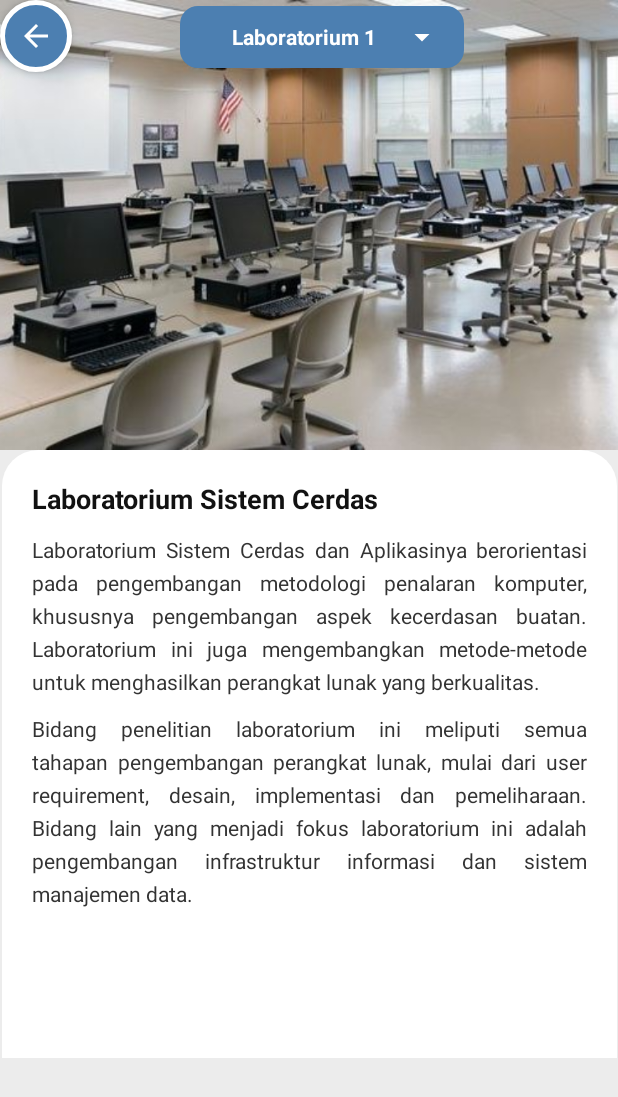
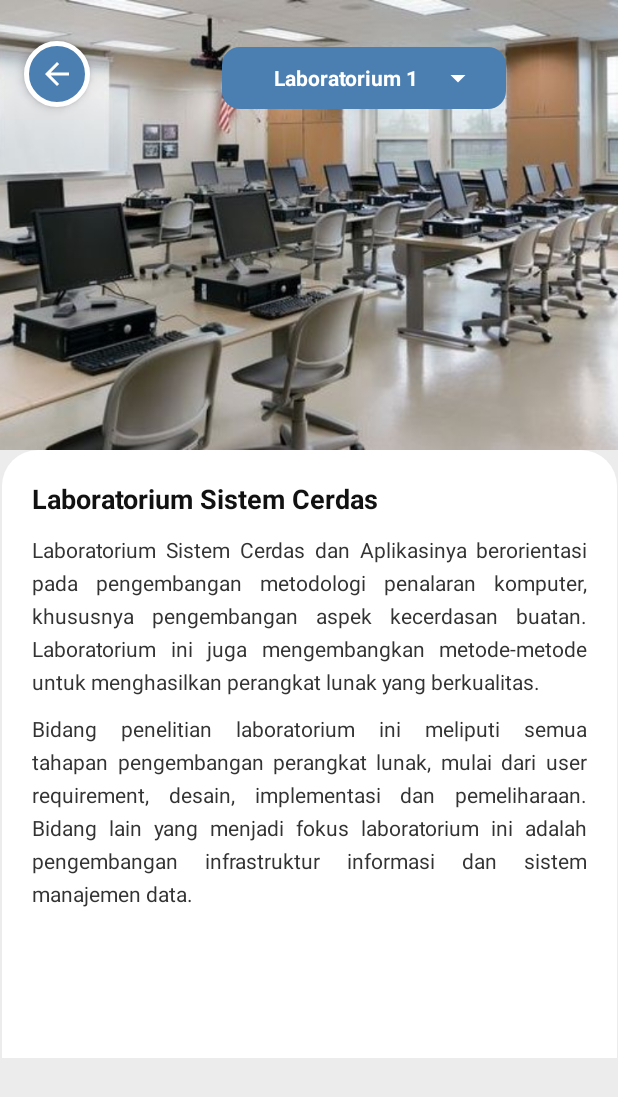
Before and after one commit to darafinaselen/MyInformatika, an Android app: the layout activity_labinformation.xml on its own in the app's theme, with its tools: preview values and no code run, on a phone screen of 412 x 824 dp. Shown: the top 1097 px of the screen. Run offline under Robolectric (Android 15) with nearby library versions, the phone set to English and light mode, and no system bars.

Commit message:
labinformation

```diff
--- a/app/src/main/AndroidManifest.xml
+++ b/app/src/main/AndroidManifest.xml
@@ -28,6 +28,9 @@
                 <category android:name="android.intent.category.LAUNCHER" />
             </intent-filter>
         </activity>
+        <activity
+            android:name=".LabInfoActivity"
+            android:exported="false" />
     </application>
 
 </manifest>
--- a/app/src/main/java/com/example/myinformatika/GettingStartedActivity.kt
+++ b/app/src/main/java/com/example/myinformatika/GettingStartedActivity.kt
@@ -62,7 +62,7 @@ class GettingStartedActivity : AppCompatActivity() {
 
         val getStartedButton: Button = findViewById(R.id.btnGetStarted)
         getStartedButton.setOnClickListener {
-            val intent = Intent(this, LoginActivity::class.java)
+            val intent = Intent(this, MainActivity::class.java)
             startActivity(intent)
             finish()
         }
--- a/app/src/main/res/layout/activity_labinformation.xml
+++ b/app/src/main/res/layout/activity_labinformation.xml
@@ -29,27 +29,29 @@
 
     <ImageButton
         android:id="@+id/backButtonLabinfor"
-        android:layout_width="48dp"
-        android:layout_height="48dp"
+        android:layout_width="44dp"
+        android:layout_height="44dp"
         android:background="@drawable/round_button_background"
         android:contentDescription="Back"
         android:elevation="4dp"
-        android:padding="8dp"
+        android:padding="6dp"
         android:scaleType="center"
         android:src="@drawable/ic_back"
-        tools:layout_editor_absoluteX="16dp"
-        tools:layout_editor_absoluteY="32dp" />
+        app:layout_constraintStart_toStartOf="parent"
+        app:layout_constraintTop_toTopOf="parent"
+        android:layout_marginStart="16dp"
+        android:layout_marginTop="27dp" />
 
     <TextView
         android:id="@+id/dropdownButtonLabinfor"
         android:layout_width="189dp"
         android:layout_height="41dp"
-        android:layout_marginStart="72dp"
+        android:layout_marginStart="88dp"
         android:layout_marginTop="4dp"
         android:background="@drawable/dropdown_background"
         android:gravity="center"
-        android:paddingStart="16dp"
-        android:paddingEnd="16dp"
+        android:paddingStart="20dp"
+        android:paddingEnd="20dp"
         android:text="Laboratorium 1"
         android:textColor="@android:color/white"
         android:textStyle="bold"
```
